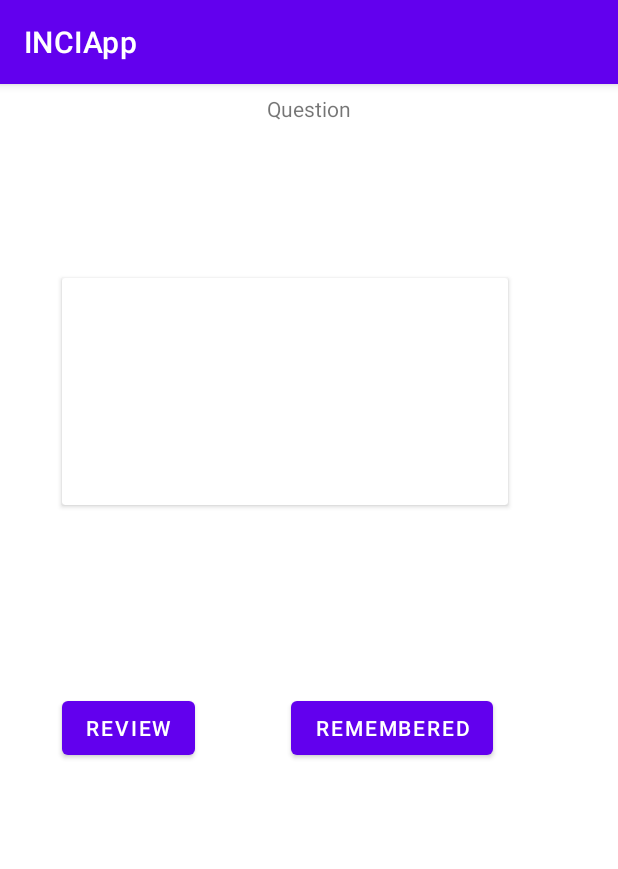
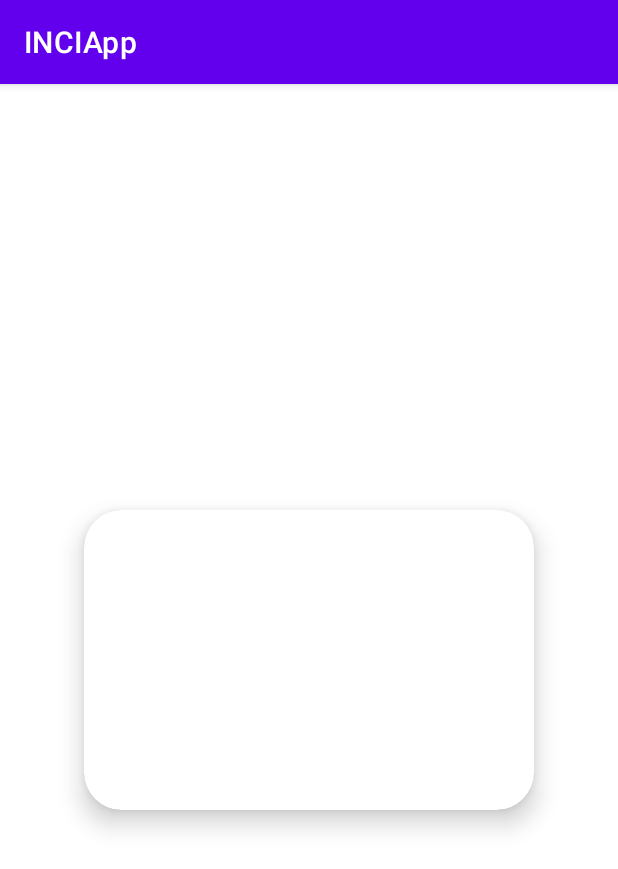
Before and after one commit to pannaAdrianna/INCIApp, an Android app: the QuizINCIActivity screen opened directly, with no data from a screen before it, on a phone screen of 412 x 824 dp. Shown: the top 869 px of the screen. Run offline under Robolectric (Android 15) with nearby library versions, the phone set to English and light mode, and no system bars.

Commit message:
initial comit

```diff
--- a/app/src/main/java/edu/ib/inciapp/QuizINCIActivity.java
+++ b/app/src/main/java/edu/ib/inciapp/QuizINCIActivity.java
@@ -1,7 +1,9 @@
 package edu.ib.inciapp;
 
 import androidx.appcompat.app.AppCompatActivity;
+import androidx.cardview.widget.CardView;
 
+import android.graphics.Color;
 import android.os.Bundle;
 import android.view.View;
 import android.widget.Button;
@@ -11,7 +13,7 @@ public class QuizINCIActivity extends AppCompatActivity {
 
     private Button btnTrue;
     private Button btnFalse;
-    private TextView question;
+    private CardView card;
 
     private Flashcard[] deckOfFlashcards;
 
@@ -32,5 +34,11 @@ public class QuizINCIActivity extends AppCompatActivity {
     }
 
     public void onCardCLick(View view) {
+        try {
+            card.setCardBackgroundColor(Color.BLUE);
+        }catch (Exception e){
+            e.printStackTrace();
+        }
+
     }
 }
--- a/app/src/main/res/layout/activity_quiz_i_n_c_i.xml
+++ b/app/src/main/res/layout/activity_quiz_i_n_c_i.xml
@@ -6,60 +6,27 @@
     android:layout_height="match_parent"
     tools:context=".QuizINCIActivity">
 
-    <androidx.constraintlayout.widget.ConstraintLayout
-        android:layout_width="match_parent"
-        android:layout_height="match_parent">
+    <androidx.cardview.widget.CardView
+        android:layout_width="300sp"
+        android:layout_height="200sp"
+        android:layout_centerHorizontal="true"
+        android:layout_centerVertical="true"
+        app:cardBackgroundColor="@color/white"
+        app:cardCornerRadius="25sp"
+        app:cardElevation="10sp"
+        >
 
-        <androidx.cardview.widget.CardView
-            android:id="@+id/cardView"
-            android:layout_width="297dp"
-            android:layout_height="151dp"
-            android:onClick="onCardCLick"
-            app:layout_constraintBottom_toBottomOf="parent"
-            app:layout_constraintEnd_toEndOf="parent"
-            app:layout_constraintHorizontal_bias="0.359"
-            app:layout_constraintStart_toStartOf="parent"
-            app:layout_constraintTop_toTopOf="parent"
-            app:layout_constraintVertical_bias="0.21" />
+        <RelativeLayout
+            android:layout_width="match_parent"
+            android:layout_height="match_parent">
 
-        <Button
-            android:id="@+id/btnTrue"
-            android:layout_width="wrap_content"
-            android:layout_height="wrap_content"
-            android:onClick="onBtnTrueClick"
-            android:text="@string/hintbtnTrue"
-            app:layout_constraintBottom_toBottomOf="parent"
-            app:layout_constraintEnd_toEndOf="@+id/cardView"
-            app:layout_constraintHorizontal_bias="0.865"
-            app:layout_constraintStart_toEndOf="@+id/btnFalse"
-            app:layout_constraintTop_toTopOf="parent"
-            app:layout_constraintVertical_bias="0.563" />
-
-        <Button
-            android:id="@+id/btnFalse"
-            android:layout_width="wrap_content"
-            android:layout_height="wrap_content"
-            android:onClick="onBtnFalseClick"
-            android:text="@string/hintbtnFalse"
-            app:layout_constraintBottom_toBottomOf="parent"
-            app:layout_constraintEnd_toEndOf="parent"
-            app:layout_constraintHorizontal_bias="0.0"
-            app:layout_constraintStart_toStartOf="@+id/cardView"
-            app:layout_constraintTop_toTopOf="parent"
-            app:layout_constraintVertical_bias="0.563" />
-
-        <TextView
-            android:id="@+id/tvQuestionNumber"
-            android:layout_width="wrap_content"
-            android:layout_height="wrap_content"
-            android:text="@string/hintTvNumberOfQuesion"
-            app:layout_constraintBottom_toBottomOf="parent"
-            app:layout_constraintEnd_toEndOf="parent"
-            app:layout_constraintHorizontal_bias="0.5"
-            app:layout_constraintStart_toStartOf="parent"
-            app:layout_constraintTop_toTopOf="parent"
-            app:layout_constraintVertical_bias="0.009" />
-    </androidx.constraintlayout.widget.ConstraintLayout>
-
-
+            <TextView
+                android:id="@+id/tvQuestion"
+                android:layout_width="wrap_content"
+                android:layout_height="wrap_content"
+                android:layout_centerInParent="true"
+                android:text="TextView"
+                android:textColor="@color/white" />
+        </RelativeLayout>
+    </androidx.cardview.widget.CardView>
 </RelativeLayout>
```
